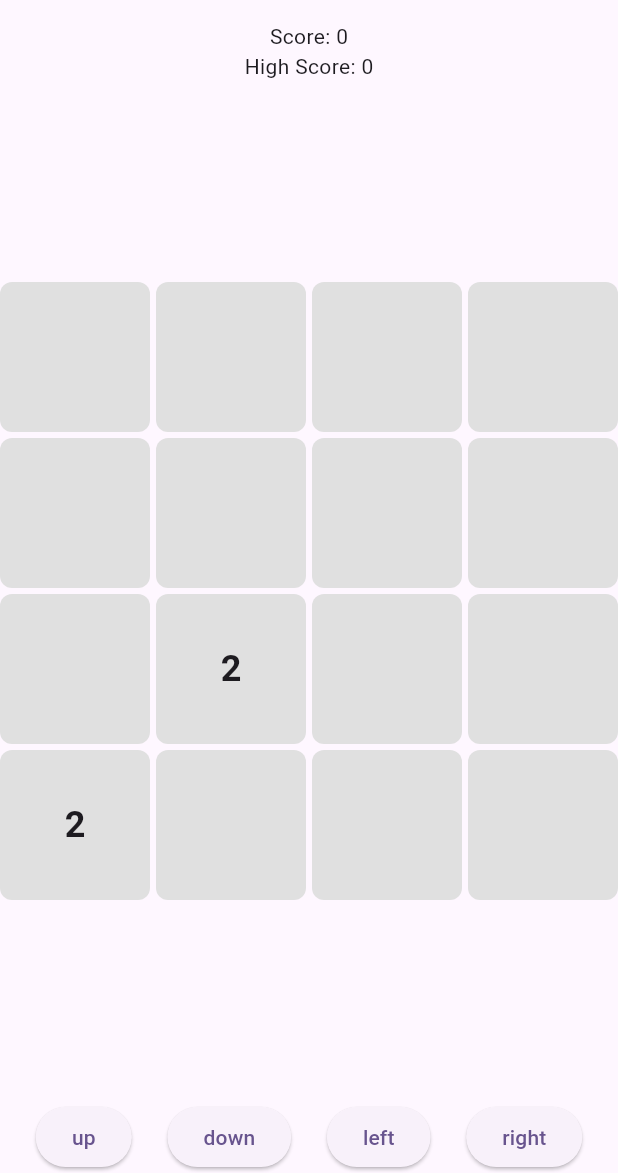
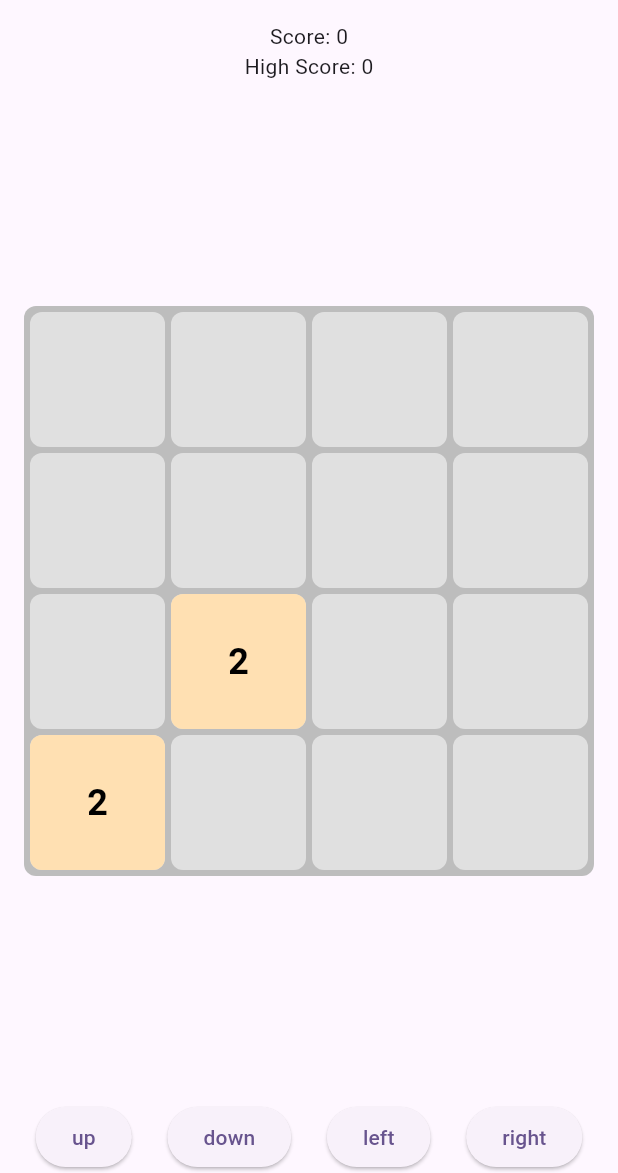
Before and after one commit to DraigTech/2048, a Flutter app: the screen it shows after launch, on a phone screen of 412 x 824 dp, the part 63-1236 px from its top. Run offline on Flutter 3.47's test engine with Material 3 defaults, Android fonts, the phone set to English and light mode, and no system bars; our stand-ins replace bloc, drift, equatable, flutter_bloc, get_it, go_router; accounts and stored records are empty; generated files the repository leaves out were written again.

Commit message:
feat(polish): T024 Implement tile movement and merge animations
This commit refactors the GameBoardWidget to use Stack and AnimatedPositioned
for animating tile movements and merges. It also adds background grid cells
to maintain the visual structure of the game board.

```diff
--- a/lib/features/game/presentation/widgets/game_board_widget.dart
+++ b/lib/features/game/presentation/widgets/game_board_widget.dart
@@ -1,5 +1,6 @@
 import 'package:flutter/material.dart';
 import 'package:_2048/features/game/domain/entities/game_board.dart';
+import 'package:_2048/features/game/presentation/widgets/tile_widget.dart';
 
 class GameBoardWidget extends StatelessWidget {
   final GameBoard gameBoard;
@@ -8,35 +9,65 @@ class GameBoardWidget extends StatelessWidget {
 
   @override
   Widget build(BuildContext context) {
-    return GridView.builder(
-      shrinkWrap: true,
-      physics: const NeverScrollableScrollPhysics(),
-      gridDelegate: const SliverGridDelegateWithFixedCrossAxisCount(
+    final double screenWidth = MediaQuery.of(context).size.width;
+    final double boardSize = screenWidth - 32;
+    final double spacing = 4.0;
+    final double tileSize = (boardSize - (spacing * 5)) / 4;
+
+    List<Widget> tileWidgets = [];
+    for (int row = 0; row < 4; row++) {
+      for (int col = 0; col < 4; col++) {
+        final tileValue = gameBoard.tiles[row][col];
+        if (tileValue != 0) {
+          tileWidgets.add(
+            AnimatedPositioned(
+              duration: const Duration(milliseconds: 100),
+              curve: Curves.easeOut,
+              left: col * (tileSize + spacing),
+              top: row * (tileSize + spacing),
+              width: tileSize,
+              height: tileSize,
+              child: TileWidget(
+                key: ValueKey('$row-$col-$tileValue'),
+                value: tileValue,
+              ),
+            ),
+          );
+        }
+      }
+    }
+
+    return Container(
+      width: boardSize,
+      height: boardSize,
+      padding: EdgeInsets.all(spacing),
+      decoration: BoxDecoration(
+        color: Colors.grey[400],
+        borderRadius: BorderRadius.circular(8.0),
+      ),
+      child: Stack(
+        children: [
+          Positioned.fill(
+            child: GridView.builder(
+              gridDelegate: SliverGridDelegateWithFixedCrossAxisCount(
                 crossAxisCount: 4,
-        crossAxisSpacing: 4.0,
-        mainAxisSpacing: 4.0,
+                crossAxisSpacing: spacing,
+                mainAxisSpacing: spacing,
               ),
               itemCount: 16,
               itemBuilder: (context, index) {
-        final row = index ~/ 4;
-        final col = index % 4;
-        final tileValue = gameBoard.tiles[row][col];
                 return Container(
                   decoration: BoxDecoration(
                     color: Colors.grey[300],
                     borderRadius: BorderRadius.circular(8.0),
                   ),
-          child: Center(
-            child: Text(
-              tileValue == 0 ? '' : tileValue.toString(),
-              style: const TextStyle(
-                fontSize: 24.0,
-                fontWeight: FontWeight.bold,
+                );
+              },
             ),
           ),
+          ...tileWidgets,
+        ],
       ),
-        );
-      },
     );
   }
 }
--- a/lib/features/game/presentation/widgets/tile_widget.dart
+++ b/lib/features/game/presentation/widgets/tile_widget.dart
@@ -38,7 +38,13 @@ class TileWidget extends StatelessWidget {
 
   @override
   Widget build(BuildContext context) {
-    return Container(
+    return TweenAnimationBuilder<double>(
+      tween: Tween(begin: 0.0, end: 1.0),
+      duration: const Duration(milliseconds: 150),
+      builder: (context, scale, child) {
+        return Transform.scale(
+          scale: scale,
+          child: Container(
             decoration: BoxDecoration(
               color: _getTileColor(value),
               borderRadius: BorderRadius.circular(8.0),
@@ -53,6 +59,9 @@ class TileWidget extends StatelessWidget {
                 ),
               ),
             ),
+          ),
+        );
+      },
     );
   }
 }
```
Lines whose indentation alone changed are shown as unchanged.
